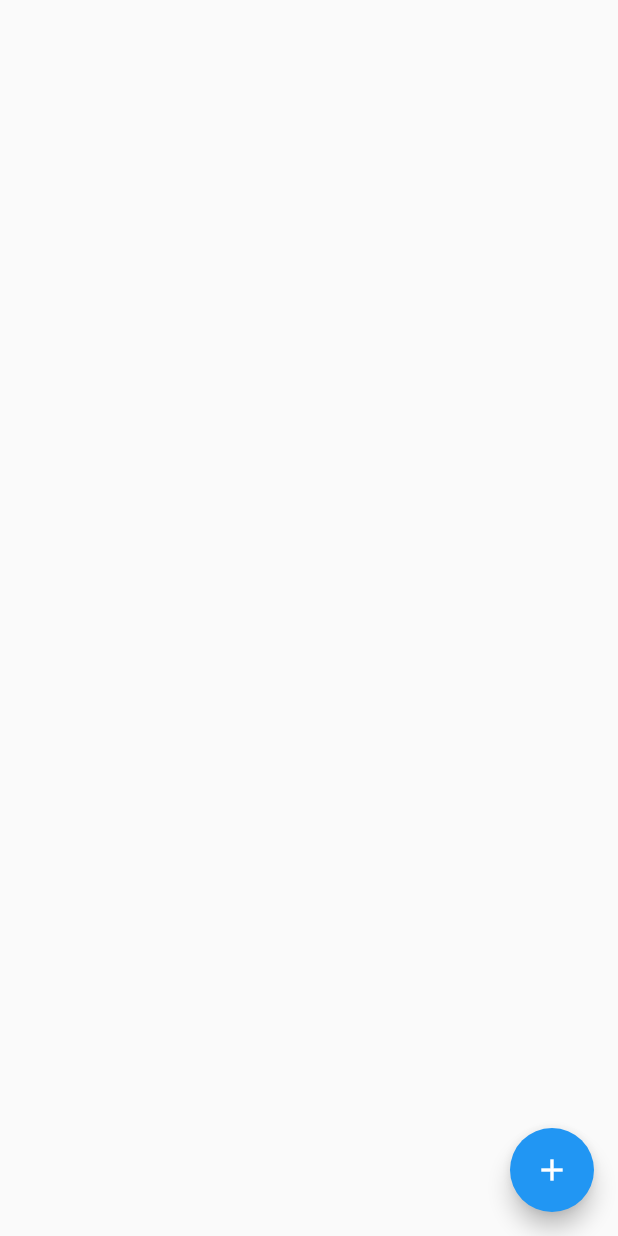
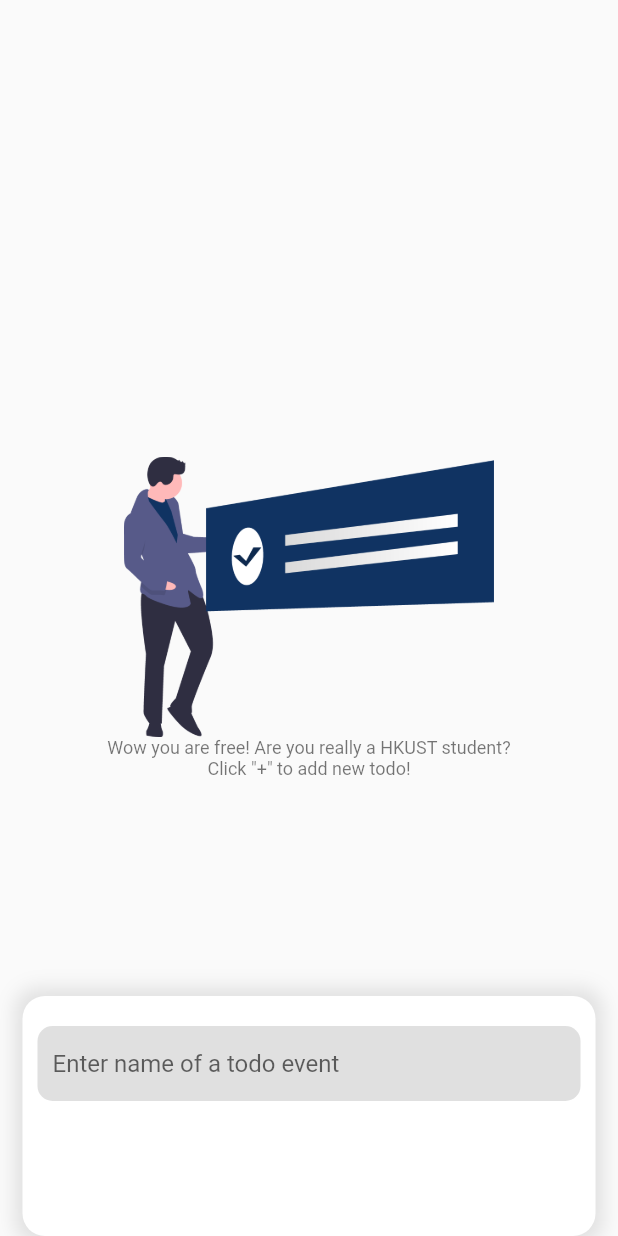
Before and after one commit to kkdlau/todo, a Flutter app: the MainPage screen opened directly, on a phone screen of 412 x 824 dp. Run offline on Flutter 3.47's test engine with Material 2 defaults, Android fonts, the phone set to English and light mode, and no system bars; our stand-ins replace dio, google_fonts; missing offline and left inert: flutter_webview_plugin; Roboto replaces fonts that are missing (Cairo).

Commit message:
lots of stuffs

```diff
--- /dev/null
+++ b/lib/notifier/theme_notifier.dart
@@ -0,0 +1,39 @@
+import 'package:flutter/material.dart';
+import 'package:google_fonts/google_fonts.dart';
+
+enum AppTheme { LIGHT, DARK }
+
+final List<ThemeData> themeData = [
+  ThemeData(
+      fontFamily: GoogleFonts.cairo().fontFamily,
+      brightness: Brightness.light,
+      primarySwatch: Colors.indigo,
+      accentColor: Colors.orangeAccent,
+      visualDensity: VisualDensity.adaptivePlatformDensity),
+  ThemeData(
+      fontFamily: GoogleFonts.cairo().fontFamily,
+      brightness: Brightness.dark,
+      primarySwatch: Colors.indigo,
+      accentColor: Colors.orangeAccent,
+      visualDensity: VisualDensity.adaptivePlatformDensity)
+];
+
+class ThemeNotifier with ChangeNotifier {
+  AppTheme _themeType;
+
+  ThemeNotifier(AppTheme _theme) {
+    _themeType = _theme;
+  }
+
+  void updateTheme(AppTheme _theme) {
+    _themeType = _theme;
+    this.notifyListeners();
+  }
+
+  void swapTheme() {
+    _themeType = _themeType == AppTheme.LIGHT ? AppTheme.DARK : AppTheme.LIGHT;
+    this.notifyListeners();
+  }
+
+  get theme => _themeType == AppTheme.LIGHT ? themeData[0] : themeData[1];
+}
--- a/lib/style/theme_notifier.dart
+++ /dev/null
@@ -1,27 +0,0 @@
-import 'package:flutter/material.dart';
-
-enum AppTheme { LIGHT, DARK }
-
-final List<ThemeData> themeData = [
-  ThemeData(
-      brightness: Brightness.light,
-      primaryColor: Colors.blue,
-      accentColor: Colors.lightBlueAccent),
-  ThemeData(
-      brightness: Brightness.dark,
-      primaryColor: Colors.orange,
-      accentColor: Colors.yellowAccent)
-];
-
-class ThemeNotifier with ChangeNotifier {
-  ThemeData theme;
-
-  ThemeNotifier(AppTheme _theme) {
-    theme = _theme == AppTheme.LIGHT ? themeData[0] : themeData[1];
-  }
-
-  void updateTheme(AppTheme _theme) {
-    theme = _theme == AppTheme.LIGHT ? themeData[0] : themeData[1];
-    this.notifyListeners();
-  }
-}
--- /dev/null
+++ b/lib/widgets/event_dialog/bottom_add_event_sheet.dart
@@ -0,0 +1,43 @@
+import 'package:flutter/material.dart';
+
+class BottomAddEventSheet extends StatefulWidget {
+  BottomAddEventSheet({Key key}) : super(key: key);
+
+  @override
+  _BottomAddEventSheetState createState() => _BottomAddEventSheetState();
+}
+
+class _BottomAddEventSheetState extends State<BottomAddEventSheet> {
+  @override
+  Widget build(BuildContext context) {
+    return Container(
+      margin: const EdgeInsets.only(top: 5, left: 15, right: 15),
+      height: 160,
+      child: Container(
+        height: 125,
+        decoration: BoxDecoration(
+            color: Colors.white,
+            borderRadius: BorderRadius.circular(15.0),
+            boxShadow: [
+              BoxShadow(
+                  blurRadius: 10, color: Colors.grey[300], spreadRadius: 5)
+            ]),
+        child: Column(children: [
+          Container(
+              height: 50,
+              alignment: Alignment.center,
+              padding: const EdgeInsets.only(left: 10.0, right: 10.0),
+              margin: const EdgeInsets.symmetric(horizontal: 10, vertical: 20),
+              decoration: BoxDecoration(
+                  color: Colors.grey[300],
+                  borderRadius: BorderRadius.circular(10)),
+              child: TextField(
+                decoration: InputDecoration.collapsed(
+                  hintText: 'Enter name of a todo event',
+                ),
+              ))
+        ]),
+      ),
+    );
+  }
+}
--- a/lib/widgets/event_type_page/simple_page.dart
+++ b/lib/widgets/event_type_page/simple_page.dart
@@ -11,8 +11,6 @@ class _SimpleEventPageState extends State<SimpleEventPage>
     with AutomaticKeepAliveClientMixin {
   @override
   Widget build(BuildContext context) {
-    // final AddEventDialogNotifier eventInfo =
-    //     Provider.of<AddEventDialogNotifier>(context);
     return Container(
       child: TextField(),
     );
--- a/lib/widgets/main_page.dart
+++ b/lib/widgets/main_page.dart
@@ -1,10 +1,5 @@
-import 'package:dio/dio.dart';
 import 'package:flutter/material.dart';
-import 'package:flutter_webview_plugin/flutter_webview_plugin.dart';
-import 'package:todo/main.dart';
-import 'package:webview_flutter/webview_flutter.dart';
-
-import 'event_dialog/add_event_dialog.dart';
+import 'package:todo/widgets/event_dialog/bottom_add_event_sheet.dart';
 
 class MainPage extends StatefulWidget {
   MainPage({Key key}) : super(key: key);
@@ -17,18 +12,59 @@ class _MainPageState extends State<MainPage> {
   @override
   Widget build(BuildContext context) {
     return Scaffold(
-        body: Container(),
-        floatingActionButton: FloatingActionButton(
-            onPressed: () async {
-              bool success = await canvas.launchAuthPage(context);
-              if (success) {
-                canvas.availableCourses().then((value) {
-                  value.forEach((element) {
-                    print(element['longName']);
-                  });
-                });
-              }
-            },
-            child: Icon(Icons.add)));
+      body: Center(
+          child: Column(
+        mainAxisSize: MainAxisSize.min,
+        mainAxisAlignment: MainAxisAlignment.center,
+        crossAxisAlignment: CrossAxisAlignment.center,
+        children: [
+          Image.asset(
+            'assets/add_todo_item.png',
+            width: MediaQuery.of(context).size.width * 0.6,
+          ),
+          Text(
+            'Wow you are free! Are you really a HKUST student?\nClick "+" to add new todo!',
+            style: Theme.of(context).textTheme.caption,
+            textAlign: TextAlign.center,
+          )
+        ],
+      )),
+      // floatingActionButton: AddEventButton(),
+      bottomSheet: BottomAddEventSheet(),
+    );
   }
 }
+
+class AddEventButton extends StatelessWidget {
+  const AddEventButton({
+    Key key,
+  }) : super(key: key);
+
+  @override
+  Widget build(BuildContext context) {
+    return FloatingActionButton(
+        onPressed: () async {
+          showBottomSheet(
+              context: context, builder: (context) => BottomAddEventSheet());
+          // bool success = await canvas.launchAuthPage(context);
+          // if (success) {
+          //   canvas.availableCourses().then((value) {
+          //     value.forEach((element) {
+          //       print(element['longName']);
+          //     });
+          //     canvas.availavleAssignments('29823').then((value) {
+          //       value.forEach((element) {
+          //         print((element as Map)['due_at']);
+          //       });
+          //     });
+          //   });
+          // }
+
+          // showDialog(
+          //   context: context,
+          //   builder: (context) => AddEventDialog(),
+          // );
+        },
+        child: Icon(Icons.add));
+  }
+}
--- a/lib/widgets/page_layout.dart
+++ b/lib/widgets/page_layout.dart
@@ -1,5 +1,4 @@
 import 'package:flutter/material.dart';
-import 'package:todo/widgets/event_dialog/add_event_dialog.dart';
 
 class PageLayout extends StatefulWidget {
   PageLayout({Key key}) : super(key: key);
@@ -42,9 +41,7 @@ class _PageLayoutState extends State<PageLayout> {
       body: Container(),
       floatingActionButton: FloatingActionButton(
           backgroundColor: Colors.black,
-          onPressed: () {
-            showDialog(context: context, child: AddEventDialog());
-          },
+          onPressed: () {},
           child: Icon(Icons.add)),
     );
   }
--- a/pubspec.yaml
+++ b/pubspec.yaml
@@ -32,7 +32,6 @@ dependencies:
   google_fonts:
   shared_preferences:
   flutter_webview_plugin:
-  webview_flutter: ^0.3.22+1
   dio:
 
 dev_dependencies:
@@ -51,9 +50,8 @@ flutter:
   uses-material-design: true
 
   # To add assets to your application, add an assets section, like this:
-  # assets:
-  #   - images/a_dot_burr.jpeg
-  #   - images/a_dot_ham.jpeg
+  assets:
+    - assets/add_todo_item.png
 
   # An image asset can refer to one or more resolution-specific "variants", see
   # https://flutter.dev/assets-and-images/#resolution-aware.
```
Also changed, not shown: lib/main.dart (+7 -8 lines), lib/widgets/collection_page.dart (added, +15 -0 lines), lib/widgets/event_dialog/add_event_dialog.dart (deleted, +0 -60 lines), lib/widgets/event_dialog/event_type_btn.dart (deleted, +0 -28 lines), lib/widgets/toogle_btn.dart (deleted, +0 -44 lines), assets/add_todo_item.png (added), lib/notifier/add_event_dialog_notifier.dart (renamed from lib/style/add_event_dialog_notifier.dart), pubspec.lock, 1 other file.
